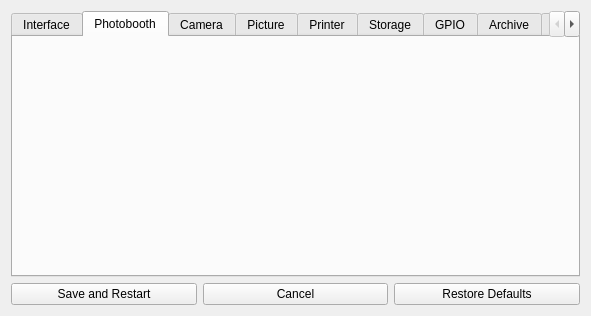
andyboeh/qtphotobox, file gui/settingswidget.ui: the form before one commit.
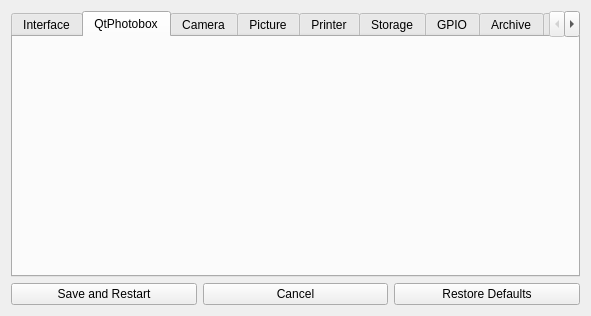
The form after the commit. The open tabs and pages were chosen to show the change.

Commit message: Rename to "QtPhotobox"

What changed in the file:
```diff
--- a/gui/settingswidget.ui
+++ b/gui/settingswidget.ui
@@ -26,7 +26,7 @@
      </widget>
      <widget class="QWidget" name="tabPhotobooth">
       <attribute name="title">
-       <string>Photobooth</string>
+       <string>QtPhotobox</string>
       </attribute>
      </widget>
      <widget class="QWidget" name="tabCamera">
```
Left out of the diff: 4 changed lines with no effect on the pictures. The commit also changes 12 other files.
